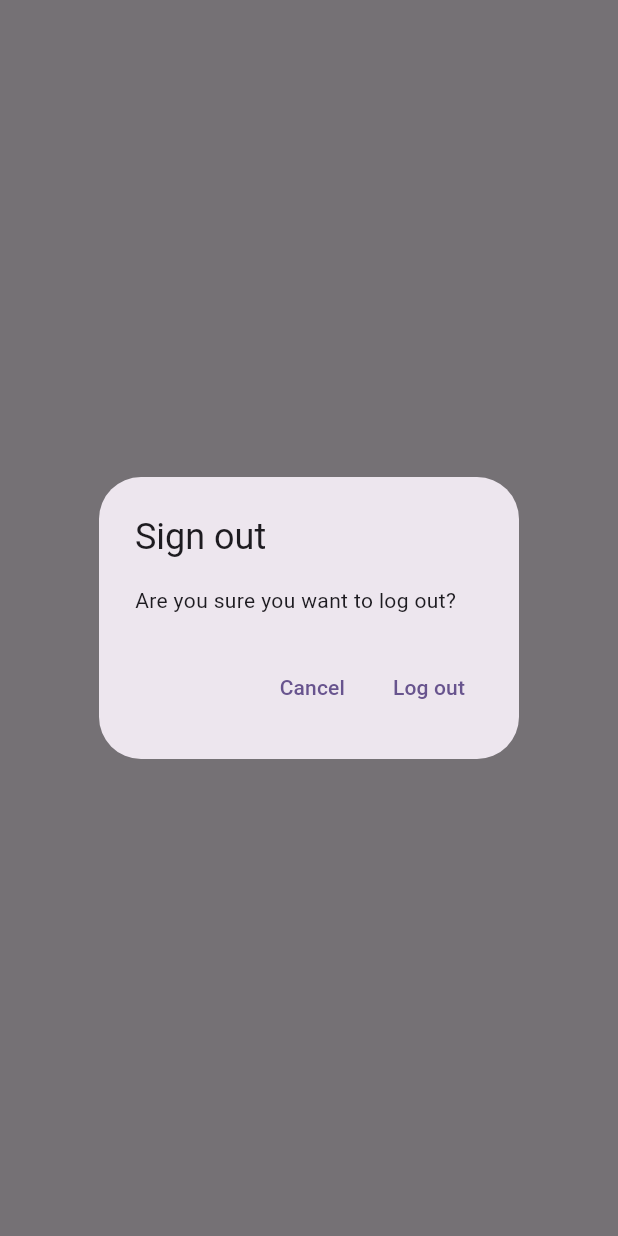
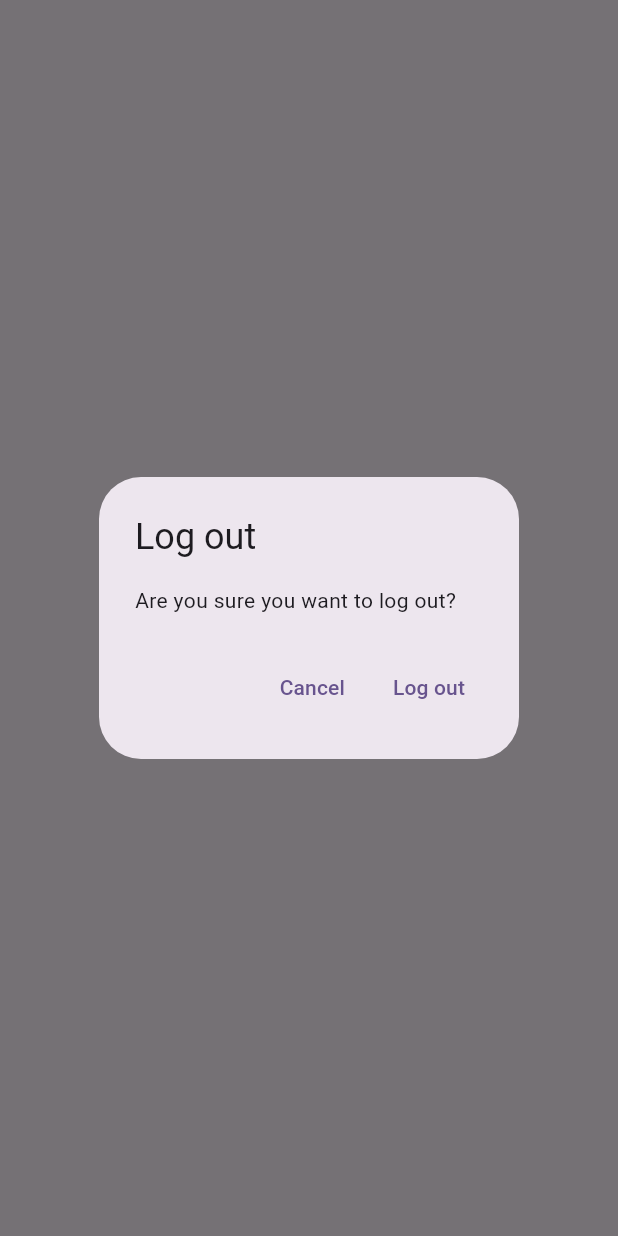
Before and after one commit to JeromeEngena/notey, a Flutter app: what showLogOutDialog() shows on an empty page, opened directly, on a phone screen of 412 x 824 dp. Run offline on Flutter 3.47's test engine with Material 3 defaults, Android fonts, the phone set to English and light mode, and no system bars; our stand-ins replace firebase_auth, firebase_core, sqflite; accounts and stored records are empty; network calls fail.

```diff
--- a/lib/services/crud/notes_services.dart
+++ b/lib/services/crud/notes_services.dart
@@ -224,7 +224,6 @@ class NotesService {
     try {
       await open();
     } on DatabaseAlreadyOpenException {
-      rethrow;
       // improvised this bit. Confirm viability
       //  throw DatabaseAlreadyOpenException();
     }
--- /dev/null
+++ b/lib/utilities/dialogs/generic_dialog.dart
@@ -0,0 +1,32 @@
+import 'package:flutter/material.dart';
+
+typedef DialogOptionBuilder<T> = Map<String, T> Function();
+
+Future<T?> showGenericDialog<T>({
+  required BuildContext context,
+  required String title,
+  required String content,
+  required DialogOptionBuilder optionsBuilder,
+}) {
+  final options = optionsBuilder();
+  return showDialog<T>(
+    context: context,
+    builder: (context) {
+      return AlertDialog(
+        title: Text(title),
+        content: Text(content),
+        actions: options.keys.map((optionTitle) {
+          final T value = options[optionTitle];
+          return TextButton(
+            onPressed: () {
+              if (value != null) {
+                Navigator.of(context).pop();
+              }
+            },
+            child: Text(optionTitle),
+          );
+        }).toList(),
+      );
+    },
+  );
+}
--- /dev/null
+++ b/lib/utilities/dialogs/logout_dialog.dart
@@ -0,0 +1,16 @@
+import 'package:flutter/material.dart';
+import 'package:notey/utilities/dialogs/generic_dialog.dart';
+
+Future<bool> showLogOutDialog(BuildContext context) {
+  return showGenericDialog<bool>(
+    context: context,
+    title: 'Log out',
+    content: 'Are you sure you want to log out?',
+    optionsBuilder: () => {
+      'Cancel': false,
+      'Log out': true,
+    },
+  ).then(
+    (value) => value ?? false,
+  );
+}
--- a/lib/views/login_view.dart
+++ b/lib/views/login_view.dart
@@ -3,7 +3,7 @@ import 'package:flutter/material.dart';
 import 'package:notey/constants/routes.dart';
 import 'package:notey/services/auth/auth_exceptions.dart';
 import 'package:notey/services/auth/auth_service.dart';
-import 'package:notey/utilities/show_error_dialog.dart';
+import 'package:notey/utilities/dialogs/error_dialog.dart';
 
 class LoginView extends StatefulWidget {
   const LoginView({super.key});
--- a/lib/views/notes/notes_view.dart
+++ b/lib/views/notes/notes_view.dart
@@ -3,6 +3,8 @@ import 'package:notey/constants/routes.dart';
 import 'package:notey/enums/menu_action.dart';
 import 'package:notey/services/auth/auth_service.dart';
 import 'package:notey/services/crud/notes_services.dart';
+import 'package:notey/utilities/dialogs/logout_dialog.dart';
+import 'package:notey/views/notes/notes_list_view.dart';
 
 class NotesView extends StatefulWidget {
   const NotesView({super.key});
@@ -71,20 +73,11 @@ class _NotesViewState extends State<NotesView> {
                     case ConnectionState.active:
                       if (snapshot.hasData) {
                         final allNotes = snapshot.data as List<DatabaseNote>;
-                        return ListView.builder(
-                          itemCount: allNotes.length,
-                          itemBuilder: (context, index) {
-                            final note = allNotes[index];
-                            return ListTile(
-                              title: Text(
-                                note.text,
-                                maxLines: 1,
-                                softWrap: true,
-                                overflow: TextOverflow.ellipsis,
-                              ),
-                            );
-                          },
-                        );
+                        return NotesListView(
+                            notes: allNotes,
+                            onDeleteNote: (note) async {
+                              await _notesService.deleteNote(id: note.id);
+                            });
                       } else {
                         return const CircularProgressIndicator();
                       }
@@ -101,29 +94,3 @@ class _NotesViewState extends State<NotesView> {
     );
   }
 }
-
-Future<bool> showLogOutDialog(BuildContext context) {
-  return showDialog<bool>(
-    context: context,
-    builder: (context) {
-      return AlertDialog(
-        title: const Text('Sign out'),
-        content: const Text('Are you sure you want to log out?'),
-        actions: [
-          TextButton(
-            onPressed: () {
-              Navigator.of(context).pop(false);
-            },
-            child: const Text('Cancel'),
-          ),
-          TextButton(
-            onPressed: () {
-              Navigator.of(context).pop(true);
-            },
-            child: const Text('Log out'),
-          )
-        ],
-      );
-    },
-  ).then((value) => value ?? false);
-}
--- a/lib/views/register_view.dart
+++ b/lib/views/register_view.dart
@@ -3,7 +3,7 @@ import 'package:flutter/material.dart';
 import 'package:notey/constants/routes.dart';
 import 'package:notey/services/auth/auth_exceptions.dart';
 import 'package:notey/services/auth/auth_service.dart';
-import 'package:notey/utilities/show_error_dialog.dart';
+import 'package:notey/utilities/dialogs/error_dialog.dart';
 
 class RegisterView extends StatefulWidget {
   const RegisterView({super.key});
```
Also changed, not shown: lib/utilities/dialogs/delete_dialog.dart (added, +16 -0 lines), lib/utilities/dialogs/error_dialog.dart (added, +13 -0 lines), lib/utilities/show_error_dialog.dart (deleted, +0 -23 lines), lib/views/notes/notes_list_view.dart (added, +40 -0 lines).
